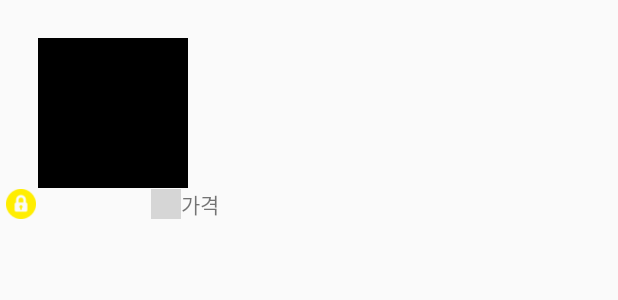
After one commit to johits/smart_wb, an Android app: the layout item_item.xml on its own in the app's theme, with its tools: preview values and no code run, on a phone screen of 412 x 824 dp. The commit adds this screen. Shown: the top 300 px of the screen. Run offline under Robolectric (Android 15) with nearby library versions, the phone set to English and light mode, and no system bars; grey boxes are pictures that could not be loaded.

Commit message:
아이템에 들어갈 아이템 만듦

```diff
--- a/app/src/main/java/com/example/smart_wb/MainActivity.kt
+++ b/app/src/main/java/com/example/smart_wb/MainActivity.kt
@@ -25,7 +25,8 @@ class MainActivity : AppCompatActivity() {
 
         binding = ActivityMainBinding.inflate(layoutInflater)
 //        var start = findViewById(R.id.start) as Button
-
+        // 생성된 뷰를 액티비티에 표시합니다.
+        setContentView(binding.root)
         configureBottomNavigation()
 
     }
--- /dev/null
+++ b/app/src/main/res/layout/item_item.xml
@@ -0,0 +1,45 @@
+<?xml version="1.0" encoding="utf-8"?>
+<androidx.constraintlayout.widget.ConstraintLayout xmlns:android="http://schemas.android.com/apk/res/android"
+    xmlns:app="http://schemas.android.com/apk/res-auto"
+    android:layout_width="150dp"
+    android:layout_height="150dp"
+    android:padding="4dp">
+
+
+    <ImageView
+        android:id="@+id/Item"
+        android:layout_width="100dp"
+        android:layout_height="100dp"
+        android:background="#000000"
+        app:layout_constraintBottom_toBottomOf="parent"
+        app:layout_constraintEnd_toEndOf="parent"
+        app:layout_constraintStart_toStartOf="parent"
+        app:layout_constraintTop_toTopOf="parent" />
+
+    <ImageView
+        android:id="@+id/pointIcon"
+        android:layout_width="20dp"
+        android:layout_height="20dp"
+        android:src="@drawable/flower"
+        app:layout_constraintBottom_toBottomOf="parent"
+        app:layout_constraintEnd_toStartOf="@+id/price" />
+
+    <TextView
+        android:id="@+id/price"
+        android:layout_width="wrap_content"
+        android:layout_height="wrap_content"
+        android:text="가격"
+        app:layout_constraintBottom_toBottomOf="@+id/pointIcon"
+        app:layout_constraintEnd_toEndOf="parent"
+        app:layout_constraintTop_toTopOf="@+id/pointIcon" />
+
+    <ImageView
+        android:id="@+id/lock"
+        android:layout_width="20dp"
+        android:layout_height="20dp"
+        android:src="@drawable/lock"
+        app:layout_constraintBottom_toBottomOf="parent"
+        app:layout_constraintStart_toStartOf="parent" />
+
+
+</androidx.constraintlayout.widget.ConstraintLayout>
```
Also changed, not shown: app/src/main/res/drawable/lock.png (added).
